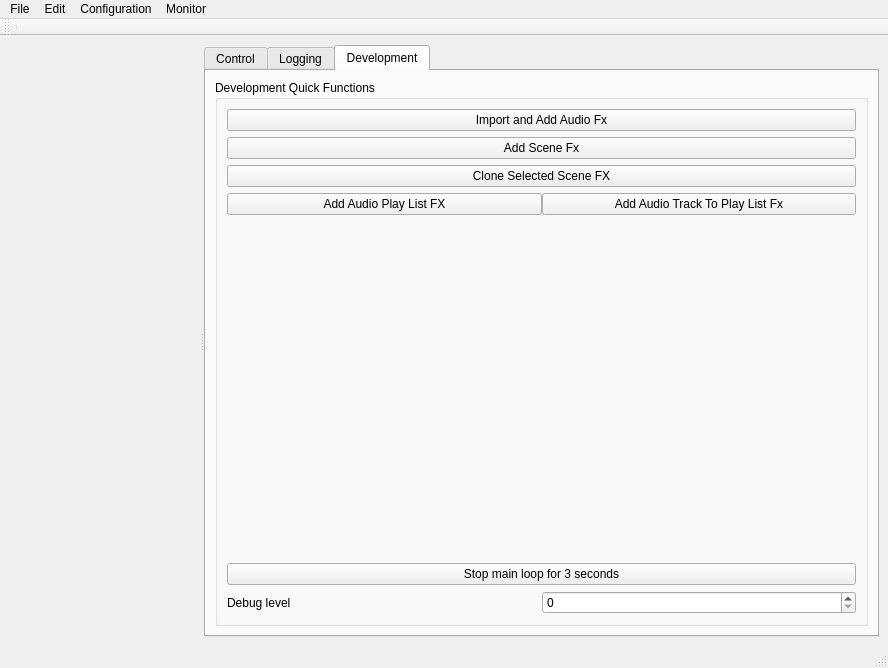
Old version of the form StageRunner/gui/stagerunnermainwin.ui in the repository Pit1966/StageRunner.
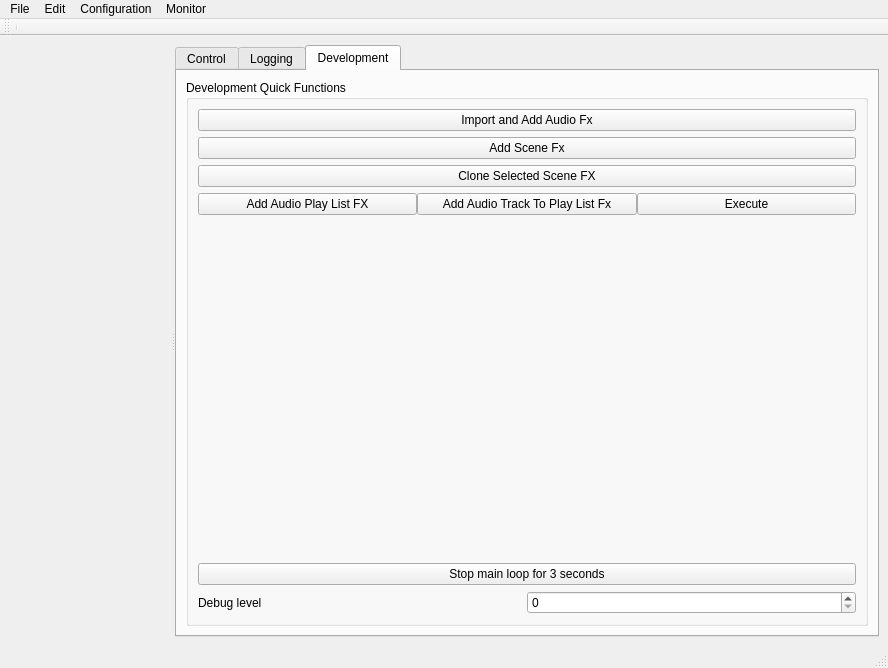
New version of the form. Icons and pictures are not drawn. Custom widgets are drawn as their Qt base class.

Commit message: AudioPlayList Funktion rudimentär aktiviert

```diff
--- a/StageRunner/gui/stagerunnermainwin.ui
+++ b/StageRunner/gui/stagerunnermainwin.ui
@@ -199,6 +199,13 @@
                 </property>
                </widget>
               </item>
+              <item>
+               <widget class="QPushButton" name="executeAudioPlayListButton">
+                <property name="text">
+                 <string>Execute</string>
+                </property>
+               </widget>
+              </item>
              </layout>
             </item>
            </layout>
```
Left out of the diff: 14 changed lines with no effect on the pictures. The commit also changes 13 other files.
